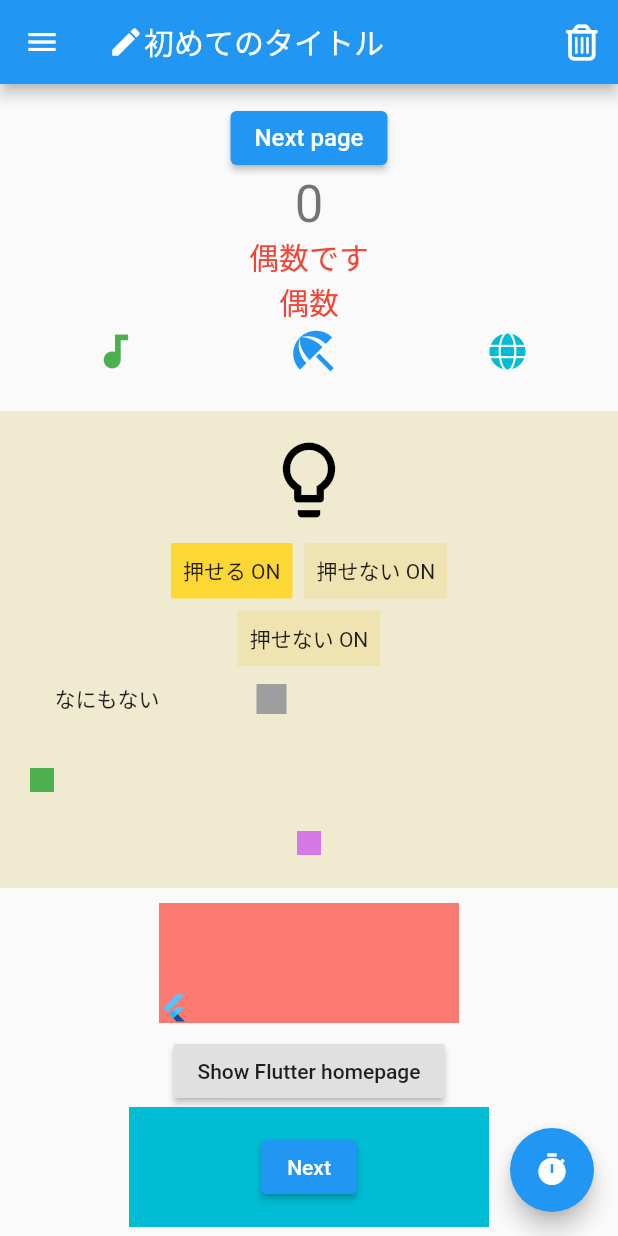
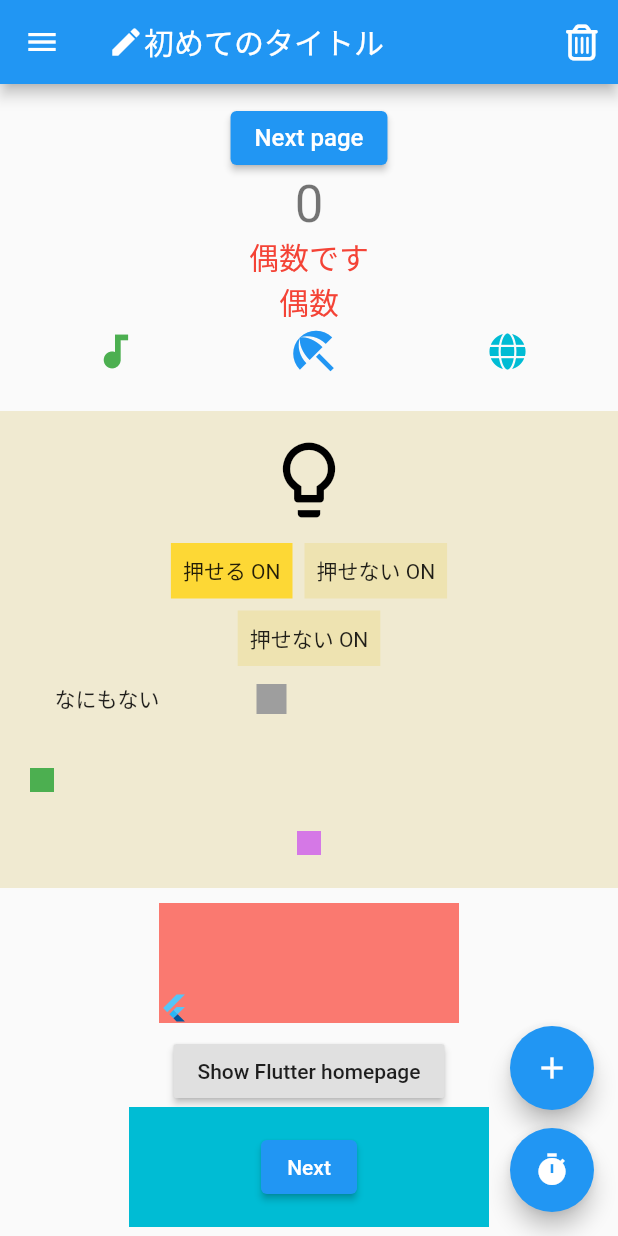
Before and after one commit to terra-namibia/practice2, a Flutter app: the screen it shows after launch, on a phone screen of 412 x 824 dp. Run offline on Flutter 3.47's test engine with Material 2 defaults, Android fonts, the phone set to English and light mode, and no system bars; our stand-ins replace font_awesome_flutter.

Commit message:
add multi FloatingActionButton

```diff
--- a/lib/main.dart
+++ b/lib/main.dart
@@ -403,10 +403,26 @@ class _MyHomePageState extends State<MyHomePage> {
           ],
         ),
       ),
-      floatingActionButton: FloatingActionButton(
-          onPressed: () =>
-              {print("FloatingActionButtonが押されたよ"), _incrementCounter()},
-          child: const Icon(Icons.timer)),
+      floatingActionButton:
+          Column(mainAxisAlignment: MainAxisAlignment.end, children: [
+        Container(
+          margin: const EdgeInsets.only(bottom: 12),
+          child: Align(
+            alignment: Alignment.bottomRight,
+            child: FloatingActionButton(
+                onPressed: () =>
+                    {print("FloatingActionButtonが押されたよ"), _incrementCounter()},
+                child: const Icon(Icons.add)),
+          ),
+        ),
+        Align(
+          alignment: Alignment.bottomRight,
+          child: FloatingActionButton(
+              onPressed: () =>
+                  {print("FloatingActionButtonが押されたよ"), _incrementCounter()},
+              child: const Icon(Icons.timer)),
+        ),
+      ]),
     );
   }
 }
```
